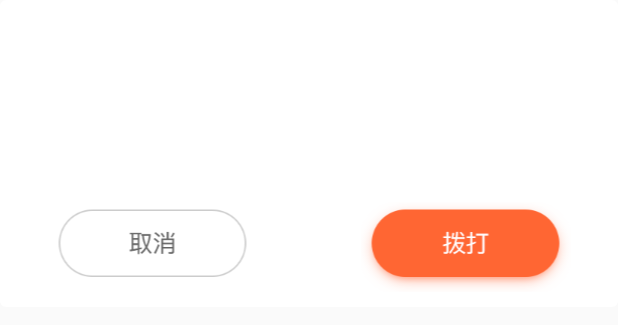
After one commit to Zhhang2016/MyApp, an Android app: the layout dialog_common.xml on its own in the app's theme, with its tools: preview values and no code run, on a phone screen of 412 x 824 dp. The commit adds this screen. Shown: the top 325 px of the screen. Run offline under Robolectric (Android 15) with nearby library versions, the phone set to English and light mode, and no system bars.

Commit message:
公共的Dialog

```diff
--- a/com.zh.myapp/app/build.gradle
+++ b/com.zh.myapp/app/build.gradle
@@ -1,4 +1,5 @@
 apply plugin: 'com.android.application'
+apply plugin: 'me.tatarka.retrolambda'
 
 android {
     compileSdkVersion rootProject.ext.android.compileSdkVersion
@@ -17,6 +18,11 @@ android {
             proguardFiles getDefaultProguardFile('proguard-android.txt'), 'proguard-rules.pro'
         }
     }
+//    lamda表达式的要求
+    compileOptions {
+        targetCompatibility 1.8
+        sourceCompatibility 1.8
+    }
 }
 
 dependencies {
--- /dev/null
+++ b/com.zh.myapp/app/src/main/res/drawable/shape_corners_4_solid_ffffff.xml
@@ -0,0 +1,5 @@
+<?xml version="1.0" encoding="utf-8"?>
+<shape xmlns:android="http://schemas.android.com/apk/res/android" android:shape="rectangle">
+    <solid android:color="#ffffff"/>
+    <corners android:radius="4dp"/>
+</shape>
--- a/com.zh.myapp/app/src/main/res/layout/activity_circleimageview_show.xml
+++ b/com.zh.myapp/app/src/main/res/layout/activity_circleimageview_show.xml
@@ -7,6 +7,7 @@
 
 
     <jzwl.com.comzhmyapp.view.RectImageView
+        android:id="@+id/user_icon"
         android:layout_width="300dp"
         android:layout_height="300dp"
         android:layout_centerInParent="true"
--- /dev/null
+++ b/com.zh.myapp/app/src/main/res/layout/dialog_common.xml
@@ -0,0 +1,78 @@
+<?xml version="1.0" encoding="utf-8"?>
+<LinearLayout xmlns:android="http://schemas.android.com/apk/res/android"
+    android:layout_width="match_parent"
+    android:layout_height="wrap_content"
+    android:background="@drawable/shape_corners_4_solid_ffffff"
+    android:orientation="vertical">
+
+    <RelativeLayout
+        android:layout_width="match_parent"
+        android:layout_height="wrap_content"
+        android:layout_marginTop="18dp">
+
+        <TextView
+            android:id="@+id/tv_content"
+            android:layout_width="wrap_content"
+            android:layout_height="wrap_content"
+            android:layout_centerInParent="true"
+            android:gravity="center"
+            android:text=""
+            android:textColor="#666"
+            android:textSize="14sp" />
+
+    </RelativeLayout>
+
+    <RelativeLayout
+        android:layout_width="match_parent"
+        android:layout_height="wrap_content"
+        android:layout_marginTop="40dp">
+
+        <TextView
+            android:id="@+id/tv_message"
+            android:layout_width="wrap_content"
+            android:layout_height="wrap_content"
+            android:layout_centerInParent="true"
+            android:gravity="center"
+            android:text=""
+            android:textColor="#333"
+            android:textSize="16sp" />
+    </RelativeLayout>
+
+    <LinearLayout
+        android:layout_width="match_parent"
+        android:layout_height="wrap_content"
+        android:layout_marginBottom="10dp"
+        android:layout_marginTop="35dp">
+
+        <LinearLayout
+            android:layout_width="match_parent"
+            android:layout_height="wrap_content"
+            android:layout_marginLeft="7.5dp"
+            android:layout_marginRight="7.5dp">
+
+            <ImageView
+                android:id="@+id/iv_cancel"
+                android:layout_width="0dp"
+                android:layout_height="wrap_content"
+                android:layout_weight="1"
+                android:src="@mipmap/icon_common_cancel" />
+
+            <android.support.v4.widget.Space
+                android:layout_width="20dp"
+                android:layout_height="wrap_content" />
+
+            <ImageView
+                android:id="@+id/iv_confrim"
+                android:layout_width="0dp"
+                android:layout_height="wrap_content"
+                android:layout_weight="1"
+                android:src="@mipmap/icon_common_dial" />
+
+
+        </LinearLayout>
+
+
+    </LinearLayout>
+
+
+</LinearLayout>
--- a/com.zh.myapp/build.gradle
+++ b/com.zh.myapp/build.gradle
@@ -6,7 +6,7 @@ buildscript {
     }
     dependencies {
         classpath 'com.android.tools.build:gradle:2.2.2'
-
+        classpath 'me.tatarka:gradle-retrolambda:3.2.4'
         // NOTE: Do not place your application dependencies here; they belong
         // in the individual module build.gradle files
     }
```
Also changed, not shown: com.zh.myapp/app/src/main/java/jzwl/com/comzhmyapp/ui/activity/CircleImageViewActivity.java (+34 -2 lines), com.zh.myapp/app/src/main/java/jzwl/com/comzhmyapp/ui/dialog/CommonDialog.java (+88 -1 lines), com.zh.myapp/app/src/main/java/jzwl/com/comzhmyapp/ui/dialog/CommonDialogClickListener.java (added, +19 -0 lines), com.zh.myapp/app/src/main/res/values/styles.xml (+8 -0 lines), com.zh.myapp/app/src/main/res/mipmap-xhdpi/icon_common_cancel.png (added), com.zh.myapp/app/src/main/res/mipmap-xhdpi/icon_common_dial.png (added), com.zh.myapp/app/src/main/res/mipmap-xxhdpi/icon_common_cancel.png (added), com.zh.myapp/app/src/main/res/mipmap-xxhdpi/icon_common_dial.png (added).
